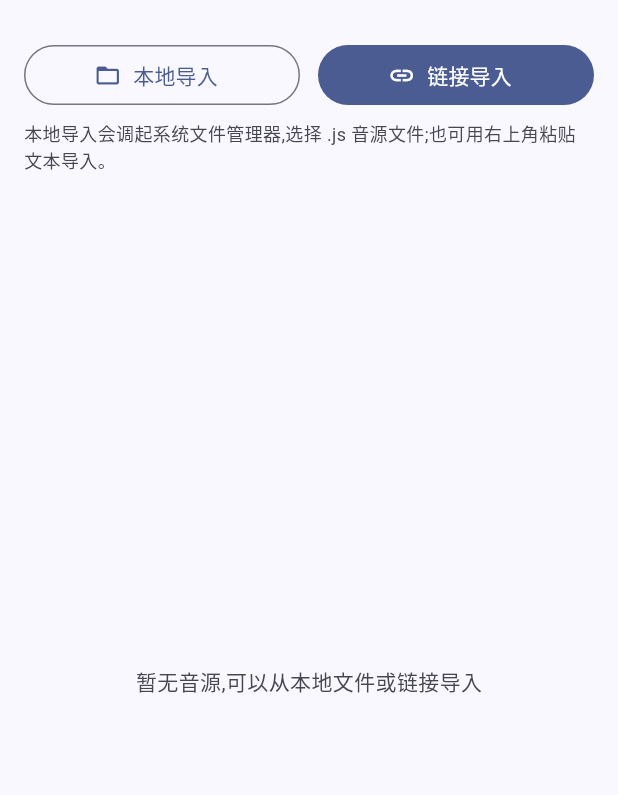
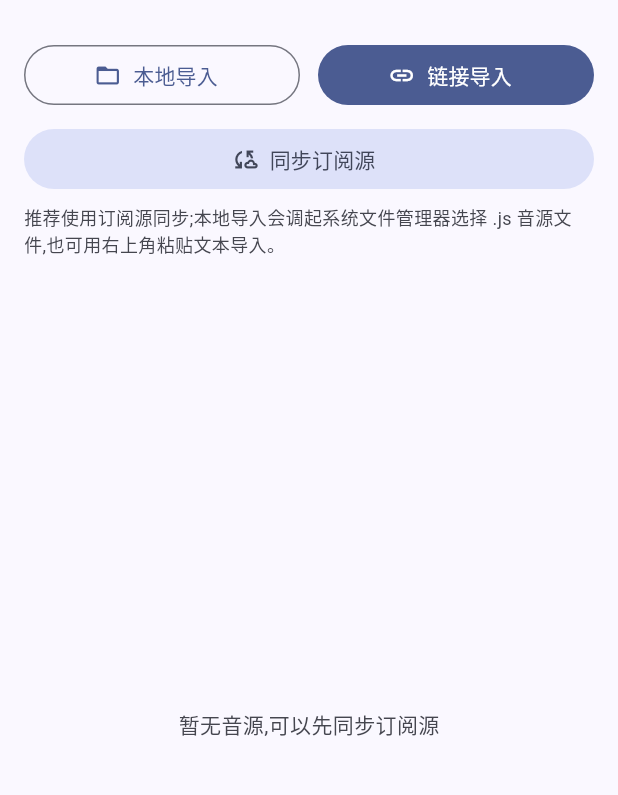
Before and after one commit to Skorxa/tingshu-flutter-release, a Flutter app: the SourceManageScreen screen opened directly, on a phone screen of 412 x 824 dp, the part 63-858 px from its top. Run offline on Flutter 3.47's test engine with Material 3 defaults, Android fonts, the phone set to English and light mode, and no system bars; our stand-ins replace audio_service, cached_network_image, dio, easy_refresh, flutter_slidable, flutter_swiper_null_safety and 4 more; missing offline and left inert: flutter_js, tdesign_flutter_adaptation; accounts and stored records are empty.

Commit message:
feat: replace bundled sources with source subscriptions

```diff
--- a/lib/screens/source_manage_screen.dart
+++ b/lib/screens/source_manage_screen.dart
@@ -164,6 +164,7 @@ class _SourceManageScreenState extends State<SourceManageScreen> {
     required String hintText,
     TextInputType keyboardType = TextInputType.url,
     String confirmText = '导入',
+    String initialText = '',
   }) {
     return showDialog<String>(
       context: context,
@@ -172,8 +173,32 @@ class _SourceManageScreenState extends State<SourceManageScreen> {
         hintText: hintText,
         keyboardType: keyboardType,
         confirmText: confirmText,
+        initialText: initialText,
       ),
     );
+  }
+
+  Future<void> _syncSubscription() async {
+    final url = await _singleInputDialog(
+      title: '音源订阅',
+      hintText: '输入订阅 JSON 链接',
+      confirmText: '同步',
+      initialText: SourceManager.instance.subscriptionUrl,
+    );
+    if (url == null || url.trim().isEmpty) return;
+    setState(() => _loading = true);
+    try {
+      final result = await SourceManager.instance.syncSubscription(url.trim());
+      _refresh();
+      _toast(
+        '订阅同步完成：新增 ${result.added}，更新 ${result.updated}，删除 ${result.removed}',
+      );
+    } catch (e) {
+      LogService.instance.error('SourceSub', '音源订阅同步失败', error: e);
+      _toast(e.toString().replaceFirst('Exception: ', ''));
+    } finally {
+      if (mounted) setState(() => _loading = false);
+    }
   }
 
   Future<void> _delete(SourceMeta source) async {
@@ -505,9 +530,20 @@ class _SourceManageScreenState extends State<SourceManageScreen> {
             ),
           ),
           Padding(
+            padding: const EdgeInsets.fromLTRB(16, 8, 16, 0),
+            child: SizedBox(
+              width: double.infinity,
+              child: FilledButton.tonalIcon(
+                onPressed: _loading ? null : _syncSubscription,
+                icon: const Icon(Icons.cloud_sync_outlined),
+                label: const Text('同步订阅源'),
+              ),
+            ),
+          ),
+          Padding(
             padding: const EdgeInsets.fromLTRB(16, 6, 16, 0),
             child: Text(
-              '本地导入会调起系统文件管理器,选择 .js 音源文件;也可用右上角粘贴文本导入。',
+              '推荐使用订阅源同步;本地导入会调起系统文件管理器选择 .js 音源文件,也可用右上角粘贴文本导入。',
               style: TextStyle(fontSize: 12, color: cs.onSurfaceVariant),
             ),
           ),
@@ -526,7 +562,7 @@ class _SourceManageScreenState extends State<SourceManageScreen> {
                     ),
                     child: Center(
                       child: Text(
-                        '暂无音源,可以从本地文件或链接导入',
+                        '暂无音源,可以先同步订阅源',
                         style: TextStyle(color: cs.onSurfaceVariant),
                       ),
                     ),
@@ -620,6 +656,7 @@ class _PromptDialog extends StatefulWidget {
   final int maxLines;
   final TextInputType keyboardType;
   final String confirmText;
+  final String initialText;
 
   const _PromptDialog({
     required this.title,
@@ -627,6 +664,7 @@ class _PromptDialog extends StatefulWidget {
     this.maxLines = 1,
     this.keyboardType = TextInputType.text,
     this.confirmText = '确定',
+    this.initialText = '',
   });
 
   @override
@@ -640,6 +678,12 @@ class _PromptDialogState extends State<_PromptDialog> {
   void dispose() {
     _ctrl.dispose();
     super.dispose();
+  }
+
+  @override
+  void initState() {
+    super.initState();
+    _ctrl.text = widget.initialText;
   }
 
   @override
--- a/lib/source/source_manager.dart
+++ b/lib/source/source_manager.dart
@@ -1,5 +1,5 @@
 import 'dart:convert';
-import 'package:flutter/services.dart' show rootBundle;
+import 'package:dio/dio.dart';
 import 'package:shared_preferences/shared_preferences.dart';
 
 import '../data/catalog_cache_service.dart';
@@ -8,9 +8,23 @@ import 'js_engine.dart';
 import 'models.dart';
 import 'source_contract.dart';
 
+class SourceSubscriptionResult {
+  final int added;
+  final int updated;
+  final int removed;
+  final int total;
+
+  const SourceSubscriptionResult({
+    required this.added,
+    required this.updated,
+    required this.removed,
+    required this.total,
+  });
+}
+
 /// 音源管理器:对齐 uni-app 版 sourceLoader 的能力。
 /// - 音源 code + 启用状态 + 激活ID 存 shared_preferences
-/// - 首次启动预置内置示例音源(assets)
+/// - 音源订阅 URL 存 shared_preferences,同步后把云端 JS 源落到本地
 /// - 高层 search/getChapters/getAudioUrl 路由到当前激活音源
 class SourceManager {
   SourceManager._();
@@ -19,190 +33,46 @@ class SourceManager {
 
   static const _kSources = 'audio_sources'; // List<json:{id,name,code,enabled}>
   static const _kActive = 'active_source_id';
+  static const _kSubscriptionUrl = 'audio_source_subscription_url';
 
-  // 首启预置的内置音源 assets。内置源启动时只登记元信息,首次使用时再编译
-  // JS,避免启动阶段一次性编译十几个音源导致主线程长时间卡顿。
-  static const _bundled = [
-    _BundledSource('assets/sources/yuanqi.js', 'yuanqi', '元气听书'),
-    _BundledSource('assets/sources/beiji-kuwo.js', 'beiji-kuwo', '北极听书'),
-    _BundledSource('assets/sources/ytysxs.js', 'ytysxs', '雨听有声小说'),
-    _BundledSource(
-      'assets/sources/qingtian-xmly.js',
+  static const _removedBundledIds = {
+    'yuanqi',
+    'beiji-kuwo',
+    'ytysxs',
     'qt-ximalaya',
-      '青天·喜马拉雅',
-      loginUrl: 'https://v1.gyks.cf/login',
-      loginConfigKey: 'qt_cookie',
-      configFields: [
-        {
-          'key': 'qt_cookie',
-          'label': '青天 Cookie',
-          'type': 'textarea',
-          'hint': '可通过音源登录页自动获取。',
-          'login': true,
-          'required': true,
-        },
-      ],
-    ),
-    _BundledSource(
-      'assets/sources/qingtian-fanqie.js',
     'qt-fanqie',
-      '青天·番茄',
-      loginUrl: 'https://v1.gyks.cf/login',
-      loginConfigKey: 'qt_cookie',
-      configFields: [
-        {
-          'key': 'qt_cookie',
-          'label': '青天 Cookie',
-          'type': 'textarea',
-          'hint': '可通过音源登录页自动获取。',
-          'login': true,
-          'required': true,
-        },
-      ],
-    ),
-    _BundledSource(
-      'assets/sources/qingtian-kuwo.js',
     'qt-kuwo',
-      '青天·酷我',
-      loginUrl: 'https://v1.gyks.cf/login',
-      loginConfigKey: 'qt_cookie',
-      configFields: [
-        {
-          'key': 'qt_cookie',
-          'label': '青天 Cookie',
-          'type': 'textarea',
-          'hint': '可通过音源登录页自动获取。',
-          'login': true,
-          'required': true,
-        },
-      ],
-    ),
-    _BundledSource(
-      'assets/sources/qingtian-qimao.js',
     'qt-qimao',
-      '青天·七猫',
-      loginUrl: 'https://v1.gyks.cf/login',
-      loginConfigKey: 'qt_cookie',
-      configFields: [
-        {
-          'key': 'qt_cookie',
-          'label': '青天 Cookie',
-          'type': 'textarea',
-          'hint': '可通过音源登录页自动获取。',
-          'login': true,
-          'required': true,
-        },
-      ],
-    ),
-    _BundledSource(
-      'assets/sources/eprendre-bilibili.js',
     'eprendre-bilibili',
-      'BiliBili',
-    ),
-    _BundledSource(
-      'assets/sources/eprendre-bokan-yousheng.js',
     'eprendre-bokan-yousheng',
-      '博看有声',
-    ),
-    _BundledSource('assets/sources/eprendre-cnr.js', 'eprendre-cnr', '云听'),
-    _BundledSource(
-      'assets/sources/eprendre-haiyang.js',
+    'eprendre-cnr',
     'eprendre-haiyang',
-      '海洋听书网',
-      configFields: [
-        {'key': 'cookie', 'label': '海洋 Cookie', 'type': 'textarea'},
-      ],
-    ),
-    _BundledSource('assets/sources/eprendre-ifish.js', 'eprendre-ifish', '爱听书'),
-    _BundledSource('assets/sources/eprendre-jdlg.js', 'eprendre-jdlg', '静读乐听'),
-    _BundledSource('assets/sources/eprendre-jihe.js', 'eprendre-jihe', '鸡盒盘'),
-    _BundledSource(
-      'assets/sources/eprendre-koudai-weiketang.js',
+    'eprendre-ifish',
+    'eprendre-jdlg',
+    'eprendre-jihe',
     'eprendre-koudai-weiketang',
-      '口袋微课堂',
-    ),
-    _BundledSource('assets/sources/eprendre-kuwo.js', 'eprendre-kuwo', '酷我畅听'),
-    _BundledSource(
-      'assets/sources/eprendre-lanren.js',
+    'eprendre-kuwo',
     'eprendre-lanren',
-      '懒人听书',
-      loginUrl: 'https://m.lrts.me/user',
-      loginConfigKey: 'cookie',
-      configFields: [
-        {
-          'key': 'cookie',
-          'label': '懒人 Cookie',
-          'type': 'textarea',
-          'hint': '可通过音源登录页自动获取。',
-          'login': true,
-        },
-      ],
-    ),
-    _BundledSource(
-      'assets/sources/eprendre-pingshu5.js',
     'eprendre-pingshu5',
-      '单田芳评书网',
-    ),
-    _BundledSource(
-      'assets/sources/eprendre-ting74.js',
     'eprendre-ting74',
-      '听书74',
-    ),
-    _BundledSource('assets/sources/eprendre-vbus.js', 'eprendre-vbus', 'VBus'),
-    _BundledSource(
-      'assets/sources/eprendre-ysxs8.js',
+    'eprendre-vbus',
     'eprendre-ysxs8',
-      '有声小说吧',
-      configFields: [
-        {'key': 'cookie', 'label': '有声小说吧 Cookie', 'type': 'textarea'},
-      ],
-    ),
-    _BundledSource(
-      'assets/sources/eprendre-yuntu-yousheng.js',
     'eprendre-yuntu-yousheng',
-      '云图有声',
-    ),
-    _BundledSource(
-      'assets/sources/tj-yuetingba.js',
     'tingshu-json-yuetingba',
-      '悦听吧',
-    ),
-    _BundledSource(
-      'assets/sources/tj-yuanqi-ximalaya.js',
     'tingshu-json-yuanqi-ximalaya',
-      '元气听书-喜马拉雅',
-    ),
-    _BundledSource(
-      'assets/sources/tj-ting13.js',
     'tingshu-json-ting13',
-      '13听书网',
-    ),
-    _BundledSource('assets/sources/tj-qiting.js', 'tingshu-json-qiting', '奇听网'),
-    _BundledSource(
-      'assets/sources/tj-tingyou-worker.js',
+    'tingshu-json-qiting',
     'tingshu-json-tingyou',
-      '听友FM（Worker）',
-    ),
-    _BundledSource(
-      'assets/sources/tj-i275-worker.js',
     'tingshu-json-i275',
-      '275听书网（Worker）',
-    ),
-    _BundledSource(
-      'assets/sources/tj-leting-worker.js',
     'tingshu-json-leting',
-      '乐听网（Worker）',
-    ),
-    _BundledSource(
-      'assets/sources/tj-shuyinfm.js',
     'tingshu-json-shuyinfm',
-      '天下书音',
-    ),
-    _BundledSource('assets/sources/tingyou.js', 'tingyou', '听优有声'),
-  ];
+    'tingyou',
+  };
 
   final List<Map<String, dynamic>> _stored = []; // {id,name,code,enabled}
+  final Dio _dio = Dio();
   String _activeId = '';
+  String _subscriptionUrl = '';
   final Set<String> _registered = {}; // 已在 JS 引擎注册的音源 id
   final Map<String, Future<void>> _registering = {};
   bool _ready = false;
@@ -219,19 +89,20 @@ class SourceManager {
         ..addAll(list.map((e) => Map<String, dynamic>.from(e as Map)));
     }
     _activeId = prefs.getString(_kActive) ?? '';
+    _subscriptionUrl = prefs.getString(_kSubscriptionUrl) ?? '';
 
-    // 每次启动刷新内置音源代码,保留用户的启用/关闭状态。
-    for (final bundled in _bundled) {
-      try {
-        final code = await rootBundle.loadString(bundled.path);
-        await _addInternal(code, persist: false, bundled: bundled);
-      } catch (e) {
-        LogService.instance.warning(
+    final before = _stored.length;
+    _stored.removeWhere(
+      (source) => _removedBundledIds.contains('${source['id']}'),
+    );
+    if (before != _stored.length) {
+      _registered.removeWhere(_removedBundledIds.contains);
+      if (_removedBundledIds.contains(_activeId)) _activeId = _firstEnabledId();
+      LogService.instance.info(
         'Source',
-          '内置音源刷新失败',
-          detail: '路径: ${bundled.path}\n错误: $e',
+        '已移除旧版内置音源',
+        detail: '删除数量: ${before - _stored.length}',
       );
-      }
     }
     await _persist();
 
@@ -245,6 +116,7 @@ class SourceManager {
     final prefs = await SharedPreferences.getInstance();
     await prefs.setString(_kSources, jsonEncode(_stored));
     await prefs.setString(_kActive, _activeId);
+    await prefs.setString(_kSubscriptionUrl, _subscriptionUrl);
   }
 
   // 注册到 JS 引擎(幂等)
@@ -362,11 +234,13 @@ class SourceManager {
   Future<Map<String, dynamic>> _addInternal(
     String code, {
     bool persist = true,
-    _BundledSource? bundled,
+    Map<String, dynamic>? metaOverride,
+    String subscriptionUrl = '',
   }) async {
-    final meta = bundled?.toMeta() ?? await JsEngine.instance.loadSource(code);
+    final parsed = await JsEngine.instance.loadSource(code);
+    final meta = {...parsed, ...?metaOverride};
     final id = meta['id']!;
-    if (bundled == null) _registered.add(id);
+    _registered.add(id);
     final idx = _stored.indexWhere((e) => '${e['id']}' == id);
     final entry = <String, dynamic>{
       'id': id,
@@ -377,6 +251,9 @@ class SourceManager {
       'loginConfigKey': '${meta['loginConfigKey'] ?? ''}',
       'code': code,
       'enabled': idx >= 0 ? _stored[idx]['enabled'] != false : true,
+      'subscriptionUrl': subscriptionUrl.isNotEmpty
+          ? subscriptionUrl
+          : (idx >= 0 ? '${_stored[idx]['subscriptionUrl'] ?? ''}' : ''),
     };
     entry['config'] = _filterConfig(
       idx >= 0 ? _configOf(_stored[idx]) : <String, dynamic>{},
@@ -404,6 +281,134 @@ class SourceManager {
 
   /// 添加/更新用户音源(粘贴的 JS code)
   Future<Map<String, dynamic>> addSource(String code) => _addInternal(code);
+
+  String get subscriptionUrl => _subscriptionUrl;
+
+  Future<SourceSubscriptionResult> syncSubscription(String url) async {
+    final normalized = url.trim();
+    if (normalized.isEmpty) throw Exception('订阅地址为空');
+    LogService.instance.info(
+      'SourceSub',
+      '开始同步音源订阅',
+      detail: 'URL: $normalized',
+    );
+    final resp = await _dio.get<String>(
+      normalized,
+      options: Options(
+        responseType: ResponseType.plain,
+        receiveTimeout: const Duration(seconds: 30),
+        validateStatus: (_) => true,
+      ),
+    );
+    if ((resp.statusCode ?? 0) < 200 || (resp.statusCode ?? 0) >= 300) {
+      throw Exception('订阅请求失败:${resp.statusCode}');
+    }
+    final raw = resp.data ?? '';
+    final dynamic decoded = jsonDecode(raw);
+    final rawSources = decoded is List
+        ? decoded
+        : (decoded is Map ? decoded['sources'] : null);
+    if (rawSources is! List) throw Exception('订阅格式错误:缺少 sources 数组');
+
+    final seenIds = <String>{};
+    var added = 0;
+    var updated = 0;
+    for (var i = 0; i < rawSources.length; i++) {
+      final item = rawSources[i];
+      if (item is! Map) throw Exception('sources[$i] 必须是对象');
+      final map = Map<String, dynamic>.from(item);
+      final code = await _resolveSubscriptionCode(normalized, map, i);
+      final metaOverride = <String, dynamic>{
+        for (final key in [
+          'id',
+          'name',
+          'apiVersion',
+          'configFields',
+          'loginUrl',
+          'loginConfigKey',
+        ])
+          if (map.containsKey(key)) key: map[key],
+      };
+      final existed = _stored.any((e) => '${e['id']}' == '${map['id'] ?? ''}');
+      final meta = await _addInternal(
+        code,
+        persist: false,
+        metaOverride: metaOverride.isEmpty ? null : metaOverride,
+        subscriptionUrl: normalized,
+      );
+      final id = '${meta['id']}';
+      seenIds.add(id);
+      final idx = _stored.indexWhere((e) => '${e['id']}' == id);
+      if (idx >= 0 && map.containsKey('enabled')) {
+        _stored[idx]['enabled'] = map['enabled'] != false;
+      }
+      existed ? updated++ : added++;
+    }
+
+    final removed = <String>[];
+    _stored.removeWhere((source) {
+      final id = '${source['id']}';
+      final shouldRemove =
+          '${source['subscriptionUrl'] ?? ''}' == normalized &&
+          !seenIds.contains(id);
+      if (shouldRemove) {
+        removed.add(id);
+        _registered.remove(id);
+      }
+      return shouldRemove;
+    });
+    _subscriptionUrl = normalized;
+    if (_activeId.isEmpty || !_stored.any((s) => '${s['id']}' == _activeId)) {
+      _activeId = _firstEnabledId();
+    }
+    await _persist();
+    LogService.instance.info(
+      'SourceSub',
+      '音源订阅同步完成',
+      detail:
+          '新增: $added\n更新: $updated\n删除: ${removed.length}\n总数: ${_stored.length}',
+    );
+    return SourceSubscriptionResult(
+      added: added,
+      updated: updated,
+      removed: removed.length,
+      total: _stored.length,
+    );
+  }
+
+  Future<String> _resolveSubscriptionCode(
+    String subscriptionUrl,
+    Map<String, dynamic> item,
+    int index,
+  ) async {
+    final directCode = '${item['code'] ?? ''}'.trim();
+    if (directCode.isNotEmpty) return directCode;
+    final rawUrl = '${item['url'] ?? item['sourceUrl'] ?? item['jsUrl'] ?? ''}'
+        .trim();
+    if (rawUrl.isEmpty) throw Exception('sources[$index] 缺少 code 或 url');
+    final sourceUrl = _resolveUrl(subscriptionUrl, rawUrl);
+    final resp = await _dio.get<String>(
+      sourceUrl,
+      options: Options(
+        responseType: ResponseType.plain,
+        receiveTimeout: const Duration(seconds: 30),
+        validateStatus: (_) => true,
+      ),
+    );
+    if ((resp.statusCode ?? 0) < 200 || (resp.statusCode ?? 0) >= 300) {
+      throw Exception('音源 JS 请求失败:${resp.statusCode} $sourceUrl');
+    }
+    final code = resp.data ?? '';
+    if (code.trim().isEmpty) throw Exception('音源 JS 为空:$sourceUrl');
+    return code;
+  }
+
+  String _resolveUrl(String baseUrl, String value) {
+    final uri = Uri.tryParse(value);
+    if (uri != null && uri.hasScheme) return uri.toString();
+    final base = Uri.tryParse(baseUrl);
+    return base == null ? value : base.resolve(value).toString();
+  }
 
   Future<void> deleteSource(String id) async {
     String name = '';
@@ -708,30 +713,3 @@ class SourceManager {
     );
   }
 }
-
-class _BundledSource {
-  final String path;
-  final String id;
-  final String name;
-  final String loginUrl;
-  final String loginConfigKey;
-  final List<Map<String, dynamic>> configFields;
-
-  const _BundledSource(
-    this.path,
-    this.id,
-    this.name, {
-    this.loginUrl = '',
-    this.loginConfigKey = '',
-    this.configFields = const [],
-  });
-
-  Map<String, dynamic> toMeta() => {
-    'id': id,
-    'name': name,
-    'apiVersion': '${SourceContract.version}',
-    'configFields': configFields,
-    'loginUrl': loginUrl,
-    'loginConfigKey': loginConfigKey,
-  };
-}
--- a/pubspec.yaml
+++ b/pubspec.yaml
@@ -70,7 +70,6 @@ flutter:
 
   assets:
     - assets/js/
-    - assets/sources/
 
   # An image asset can refer to one or more resolution-specific "variants", see
   # https://flutter.dev/to/resolution-aware-images
```
Also changed, not shown: 1 other file. Lines whose indentation alone changed are shown as unchanged.
